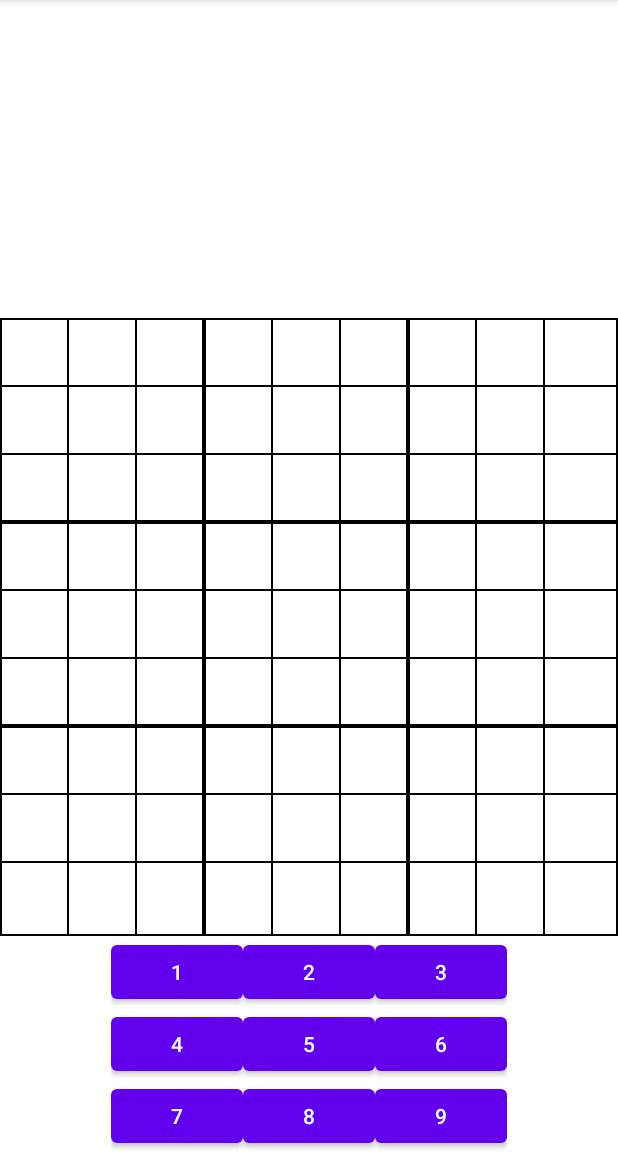
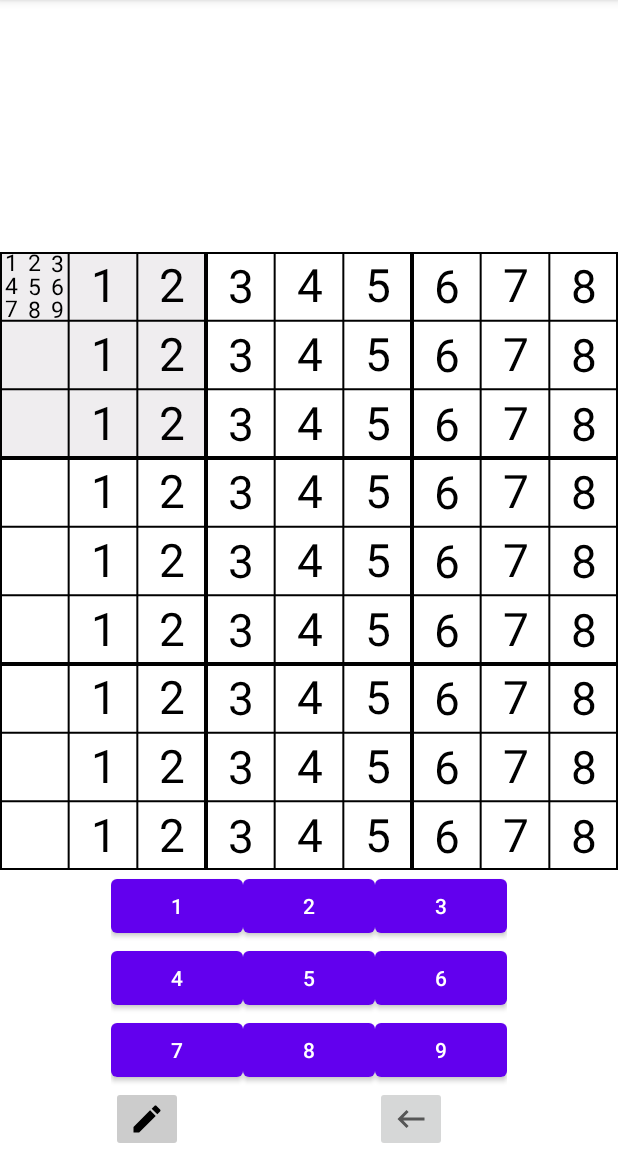
Before and after one commit to MRLNT/freesudoku, an Android app: the screen it shows after launch (MainActivity), on a phone screen of 412 x 824 dp, the part 84-1236 px from its top. Run offline under Robolectric (Android 15) with nearby library versions, the phone set to English and light mode, and no system bars.

Commit message:
add notes and delete

```diff
--- a/app/build.gradle
+++ b/app/build.gradle
@@ -13,7 +13,7 @@ android {
         targetSdk 31
         versionCode 1
         versionName "1.0"
-
+        vectorDrawables.useSupportLibrary = true
         testInstrumentationRunner "androidx.test.runner.AndroidJUnitRunner"
     }
 
--- /dev/null
+++ b/app/src/main/java/com/ssrngstd/freesudoku/game/Board.kt
@@ -0,0 +1,5 @@
+package com.ssrngstd.freesudoku.game
+
+class Board(val  size: Int, val cells: List<Cell>) {
+    fun getCell(row: Int, col: Int) = cells[row * size + col]
+}
--- /dev/null
+++ b/app/src/main/java/com/ssrngstd/freesudoku/game/Cell.kt
@@ -0,0 +1,9 @@
+package com.ssrngstd.freesudoku.game
+
+class Cell(
+    val row: Int,
+    val col: Int,
+    var value: Int,
+    var isStartingCell: Boolean = false,
+    var notes: MutableSet<Int> = mutableSetOf<Int>()
+)
--- a/app/src/main/java/com/ssrngstd/freesudoku/game/SudokuGame.kt
+++ b/app/src/main/java/com/ssrngstd/freesudoku/game/SudokuGame.kt
@@ -3,19 +3,80 @@ package com.ssrngstd.freesudoku.game
 import androidx.lifecycle.MutableLiveData
 
 class SudokuGame{
+
     var selectedCellLiveData = MutableLiveData<Pair<Int, Int>>()
+    var cellsLiveData = MutableLiveData<List<Cell>>()
+    val isTakingNotesLiveData = MutableLiveData<Boolean>()
+    val highlightedKeysLiveData = MutableLiveData<Set<Int>>()
 
     private var selectedRow = -1
     private var selectedCol = -1
+    private var isTakingNotes = false
+
+    private val board: Board
 
     init {
+        val cells = List(9 * 9) {i -> Cell(i / 9, i % 9, i % 9)}
+        cells[0].notes = mutableSetOf(1, 2, 3, 4, 5, 6, 7, 8, 9)
+        board = Board(9, cells)
+
         selectedCellLiveData.postValue(Pair(selectedRow, selectedCol))
+        cellsLiveData.postValue(board.cells)
+        isTakingNotesLiveData.postValue(isTakingNotes)
     }
 
-    fun updateSelectedCell(row: Int, col: Int){
-        selectedRow = row
-        selectedCol = col
-        selectedCellLiveData.postValue(Pair(row, col))
+    fun handleInput(number: Int) {
+        if (selectedRow == -1 || selectedCol == -1) return
+        val cell = board.getCell(selectedRow, selectedCol)
+        if (cell.isStartingCell) return
+
+        if (isTakingNotes) {
+            if (cell.notes.contains(number)) {
+                cell.notes.remove(number)
+            } else {
+                cell.notes.add(number)
+            }
+            highlightedKeysLiveData.postValue(cell.notes)
+        } else {
+            cell.value = number
+        }
+        cellsLiveData.postValue(board.cells)
     }
 
+
+    fun updateSelectedCell(row: Int, col: Int) {
+        val cell = board.getCell(row, col)
+        if (!cell.isStartingCell) {
+            selectedRow = row
+            selectedCol = col
+            selectedCellLiveData.postValue(Pair(row, col))
+
+            if (isTakingNotes) {
+                highlightedKeysLiveData.postValue(cell.notes)
+            }
+        }
+    }
+
+    fun changeNoteTakingState() {
+        isTakingNotes = !isTakingNotes
+        isTakingNotesLiveData.postValue(isTakingNotes)
+
+        val curNotes = if (isTakingNotes) {
+            board.getCell(selectedRow, selectedCol).notes
+        } else {
+            setOf<Int>()
+        }
+        highlightedKeysLiveData.postValue(curNotes)
+    }
+
+    fun delete() {
+        val cell = board.getCell(selectedRow, selectedCol)
+        if (isTakingNotes) {
+            cell.notes.clear()
+            highlightedKeysLiveData.postValue(setOf())
+        } else {
+            cell.value = 0
+        }
+        cellsLiveData.postValue(board.cells)
+    }
 }
--- a/app/src/main/java/com/ssrngstd/freesudoku/view/MainActivity.kt
+++ b/app/src/main/java/com/ssrngstd/freesudoku/view/MainActivity.kt
@@ -5,29 +5,58 @@ import android.os.Bundle
 import androidx.lifecycle.Observer
 import androidx.lifecycle.ViewModelProviders
 import com.ssrngstd.freesudoku.R
+import com.ssrngstd.freesudoku.game.Cell
 import com.ssrngstd.freesudoku.view.custom.SudokuBoardView
 import com.ssrngstd.freesudoku.viewmodel.PlaySudokuViewModel
 import kotlinx.android.synthetic.main.activity_main.*
+import android.graphics.Color
+import android.widget.Button
+import androidx.core.content.ContextCompat
+import kotlinx.android.synthetic.main.activity_main.*
+import android.graphics.PorterDuff
 
 class MainActivity : AppCompatActivity(), SudokuBoardView.OnTouchListener {
-
     private lateinit var viewModel: PlaySudokuViewModel
-
+    private lateinit var numberButtons: List<Button>
     override fun onCreate(savedInstanceState: Bundle?) {
         super.onCreate(savedInstanceState)
         setContentView(R.layout.activity_main)
-
         sudokuBoardView.registerListener(this)
-
         viewModel = ViewModelProviders.of(this).get(PlaySudokuViewModel::class.java)
         viewModel.sudokuGame.selectedCellLiveData.observe(this, Observer { updateSelectedCellUI(it) })
+        viewModel.sudokuGame.cellsLiveData.observe(this, Observer { updateCells(it) })
+        viewModel.sudokuGame.isTakingNotesLiveData.observe(this, Observer { updateNoteTakingUI(it) })
+        viewModel.sudokuGame.highlightedKeysLiveData.observe(this, Observer { updateHighlightedKeys(it) })
+        numberButtons = listOf(oneButton, twoButton, threeButton, fourButton, fiveButton, sixButton,
+            sevenButton, eightButton, nineButton)
+        numberButtons.forEachIndexed { index, button ->
+            button.setOnClickListener { viewModel.sudokuGame.handleInput(index + 1) }
+        }
+
+        notesButton.setOnClickListener { viewModel.sudokuGame.changeNoteTakingState() }
+        deleteButton.setOnClickListener { viewModel.sudokuGame.delete() }
     }
 
+    private fun updateCells(cells: List<Cell>?) = cells?.let {
+        sudokuBoardView.updateCells(cells)
+    }
     private fun updateSelectedCellUI(cell: Pair<Int, Int>?) = cell?.let {
         sudokuBoardView.updateSelectedCellUI(cell.first, cell.second)
     }
 
-    override fun onCellTouched(row: Int, col: Int){
+    private fun updateNoteTakingUI(isNoteTaking: Boolean?) = isNoteTaking?.let {
+        val color = if (it) ContextCompat.getColor(this, R.color.colorPrimary) else Color.LTGRAY
+        notesButton.background.setColorFilter(color, PorterDuff.Mode.MULTIPLY)
+    }
+
+    private fun updateHighlightedKeys(set: Set<Int>?) = set?.let {
+        numberButtons.forEachIndexed { index, button ->
+            val color = if (set.contains(index + 1)) ContextCompat.getColor(this, R.color.colorPrimary) else Color.LTGRAY
+            button.background.setColorFilter(color, PorterDuff.Mode.MULTIPLY)
+        }
+    }
+
+    override fun onCellTouched(row: Int, col: Int) {
         viewModel.sudokuGame.updateSelectedCell(row, col)
     }
 }
--- a/app/src/main/java/com/ssrngstd/freesudoku/view/custom/SudokuBoardView.kt
+++ b/app/src/main/java/com/ssrngstd/freesudoku/view/custom/SudokuBoardView.kt
@@ -1,95 +1,168 @@
 package com.ssrngstd.freesudoku.view.custom
 
 import android.content.Context
-import android.graphics.Canvas
-import android.graphics.Color
-import android.graphics.Paint
+import android.graphics.*
 import android.util.AttributeSet
 import android.view.MotionEvent
 import android.view.View
+import com.ssrngstd.freesudoku.game.Cell
+import kotlin.math.min
+import android.util.Log
 
 class SudokuBoardView(context: Context, attributeSet: AttributeSet) : View(context, attributeSet) {
-
     private var sqrtSize = 3
     private var size = 9
 
+    // these are set in onDraw
     private var cellSizePixels = 0F
+    private var noteSizePixels = 0F
 
     private var selectedRow = 0
     private var selectedCol = 0
-
     private var listener: SudokuBoardView.OnTouchListener? = null
-
+    private var cells: List<Cell>? = null
     private val thickLinePaint = Paint().apply {
         style = Paint.Style.STROKE
         color = Color.BLACK
         strokeWidth = 4F
     }
-
     private val thinLinePaint = Paint().apply {
         style = Paint.Style.STROKE
         color = Color.BLACK
         strokeWidth = 2F
     }
-
     private val selectedCellPaint = Paint().apply {
         style = Paint.Style.FILL_AND_STROKE
         color = Color.parseColor("#6ead3a")
     }
-
     private val conflictingCellPaint = Paint().apply {
         style = Paint.Style.FILL_AND_STROKE
         color = Color.parseColor("#efedef")
     }
+    private val textPaint = Paint().apply {
+        style = Paint.Style.FILL_AND_STROKE
+        color = Color.BLACK
+    }
 
+    private val startingCellTextPaint = Paint().apply {
+        style = Paint.Style.FILL_AND_STROKE
+        color = Color.BLACK
+        typeface = Typeface.DEFAULT_BOLD
+    }
+
+    private val noteTextPaint = Paint().apply {
+        style = Paint.Style.FILL_AND_STROKE
+        color = Color.BLACK
+    }
+
+    private val startingCellPaint = Paint().apply {
+        style = Paint.Style.FILL_AND_STROKE
+        color = Color.parseColor("#acacac")
+    }
     override fun onMeasure(widthMeasureSpec: Int, heightMeasureSpec: Int) {
         super.onMeasure(widthMeasureSpec, heightMeasureSpec)
-        val sizePixels = Math.min(widthMeasureSpec, heightMeasureSpec)
+        val sizePixels = min(widthMeasureSpec, heightMeasureSpec)
         setMeasuredDimension(sizePixels, sizePixels)
     }
 
     override fun onDraw(canvas: Canvas) {
-        cellSizePixels = (width / size).toFloat()
+        updateMeasurements(width)
         fillCells(canvas)
         drawLines(canvas)
+        drawText(canvas)
     }
 
-    private fun fillCells(canvas: Canvas){
-        if (selectedRow == -1 || selectedCol == -1) return
-        for (r in 0..size){
-            for (c in 0..size){
-                if (r == selectedRow && c == selectedCol){
+    private fun updateMeasurements(width: Int) {
+        cellSizePixels = width / size.toFloat()
+        noteSizePixels = cellSizePixels / sqrtSize.toFloat()
+        noteTextPaint.textSize = cellSizePixels / sqrtSize.toFloat()
+        textPaint.textSize = cellSizePixels / 1.5F
+        startingCellTextPaint.textSize = cellSizePixels / 1.5F
+    }
+
+    private fun fillCells(canvas: Canvas) {
+        cells?.forEach {
+            val r = it.row
+            val c = it.col
+            if (it.isStartingCell) {
+                fillCell(canvas, r, c, startingCellPaint)
+            } else if (r == selectedRow && c == selectedCol) {
                 fillCell(canvas, r, c, selectedCellPaint)
-                } else if (r == selectedRow || c == selectedCol){
+            } else if (r == selectedRow || c == selectedCol) {
                 fillCell(canvas, r, c, conflictingCellPaint)
-                } else if (r / sqrtSize == selectedRow / sqrtSize && c / sqrtSize == selectedCol / sqrtSize){
+            } else if (r / sqrtSize == selectedRow / sqrtSize && c / sqrtSize == selectedCol / sqrtSize) {
                 fillCell(canvas, r, c, conflictingCellPaint)
             }
         }
     }
-    }
-
-    private fun fillCell(canvas: Canvas, r: Int, c: Int, paint: Paint){
+    private fun fillCell(canvas: Canvas, r: Int, c: Int, paint: Paint) {
         canvas.drawRect(c * cellSizePixels, r * cellSizePixels, (c + 1) * cellSizePixels, (r + 1) * cellSizePixels, paint)
     }
-
     private fun drawLines(canvas: Canvas) {
         canvas.drawRect(0F, 0F, width.toFloat(), height.toFloat(), thickLinePaint)
-
-        for (i in 1 until size){
-            val paintToUse = when (i % sqrtSize){
+        for (i in 1 until size) {
+            val paintToUse = when (i % sqrtSize) {
                 0 -> thickLinePaint
                 else -> thinLinePaint
             }
-            canvas.drawLine(i * cellSizePixels, 0F, i * cellSizePixels, height.toFloat(), paintToUse)
             canvas.drawLine(
-                0F, i * cellSizePixels, width.toFloat(), i * cellSizePixels, paintToUse
+                i * cellSizePixels,
+                0F,
+                i * cellSizePixels,
+                height.toFloat(),
+                paintToUse
+            )
+            canvas.drawLine(
+                0F,
+                i * cellSizePixels,
+                width.toFloat(),
+                i * cellSizePixels,
+                paintToUse
             )
         }
     }
 
+    private fun drawText(canvas: Canvas) {
+        cells?.forEach { cell ->
+            val value = cell.value
+
+            if (value == 0) {
+                // draw notes
+                cell.notes.forEach { note ->
+                    val rowInCell = (note - 1) / sqrtSize
+                    val colInCell = (note - 1) % sqrtSize
+                    val valueString = note.toString()
+
+                    val textBounds = Rect()
+                    noteTextPaint.getTextBounds(valueString, 0, valueString.length, textBounds)
+                    val textWidth = noteTextPaint.measureText(valueString)
+                    val textHeight = textBounds.height()
+                    canvas.drawText(
+                        valueString,
+                        (cell.col * cellSizePixels) + (colInCell * noteSizePixels) + noteSizePixels / 2 - textWidth / 2f,
+                        (cell.row * cellSizePixels) + (rowInCell * noteSizePixels) + noteSizePixels / 2 + textHeight / 2f,
+                        noteTextPaint
+                    )
+                }
+            } else {
+                val row = cell.row
+                val col = cell.col
+                val valueString = cell.value.toString()
+
+                val paintToUse = if (cell.isStartingCell) startingCellTextPaint else textPaint
+                val textBounds = Rect()
+                paintToUse.getTextBounds(valueString, 0, valueString.length, textBounds)
+                val textWidth = paintToUse.measureText(valueString)
+                val textHeight = textBounds.height()
+
+                canvas.drawText(valueString, (col * cellSizePixels) + cellSizePixels / 2 - textWidth / 2,
+                    (row * cellSizePixels) + cellSizePixels / 2 + textHeight / 2, paintToUse)
+            }
+        }
+    }
+
     override fun onTouchEvent(event: MotionEvent): Boolean {
-        return when (event.action){
+        return when (event.action) {
             MotionEvent.ACTION_DOWN -> {
                 handleTouchEvent(event.x, event.y)
                 true
@@ -97,24 +170,24 @@ class SudokuBoardView(context: Context, attributeSet: AttributeSet) : View(conte
             else -> false
         }
     }
-
-    private fun handleTouchEvent(x: Float, y: Float){
+    private fun handleTouchEvent(x: Float, y: Float) {
         val possibleSelectedRow = (y / cellSizePixels).toInt()
         val possibleSelectedCol = (x / cellSizePixels).toInt()
         listener?.onCellTouched(possibleSelectedRow, possibleSelectedCol)
     }
-
-    fun updateSelectedCellUI(row: Int, col: Int){
+    fun updateSelectedCellUI(row: Int, col: Int) {
         selectedRow = row
         selectedCol = col
         invalidate()
     }
-
-    fun registerListener(listener: SudokuBoardView.OnTouchListener){
+    fun updateCells(cells: List<Cell>) {
+        this.cells = cells
+        invalidate()
+    }
+    fun registerListener(listener: SudokuBoardView.OnTouchListener) {
         this.listener = listener
     }
-
-    interface OnTouchListener{
+    interface OnTouchListener {
         fun onCellTouched(row: Int, col: Int)
     }
 }
--- /dev/null
+++ b/app/src/main/res/drawable/delete_black.xml
@@ -0,0 +1,10 @@
+<vector xmlns:android="http://schemas.android.com/apk/res/android"
+    android:width="24dp"
+    android:height="24dp"
+    android:viewportWidth="24.0"
+    android:viewportHeight="24.0"
+    android:tint="?attr/colorControlNormal">
+    <path
+        android:fillColor="@android:color/white"
+        android:pathData="M21,11H6.83l3.58,-3.59L9,6l-6,6 6,6 1.41,-1.41L6.83,13H21z"/>
+</vector>
--- /dev/null
+++ b/app/src/main/res/drawable/edit_pen_black.xml
@@ -0,0 +1,9 @@
+<vector xmlns:android="http://schemas.android.com/apk/res/android"
+    android:width="24dp"
+    android:height="24dp"
+    android:viewportWidth="24.0"
+    android:viewportHeight="24.0">
+    <path
+        android:fillColor="#FF000000"
+        android:pathData="M3,17.25V21h3.75L17.81,9.94l-3.75,-3.75L3,17.25zM20.71,7.04c0.39,-0.39 0.39,-1.02 0,-1.41l-2.34,-2.34c-0.39,-0.39 -1.02,-0.39 -1.41,0l-1.83,1.83 3.75,3.75 1.83,-1.83z"/>
+</vector>
--- a/app/src/main/res/layout/activity_main.xml
+++ b/app/src/main/res/layout/activity_main.xml
@@ -4,90 +4,111 @@
     xmlns:tools="http://schemas.android.com/tools"
     android:layout_width="match_parent"
     android:layout_height="match_parent"
-    tools:context=".view.MainActivity">
-
+    tools:context=".view.PlaySudokuActivity">
     <com.ssrngstd.freesudoku.view.custom.SudokuBoardView
         android:id="@+id/sudokuBoardView"
         android:layout_width="match_parent"
         android:layout_height="match_parent"
-        android:layout_above="@id/btnLayout"/>
+        android:layout_above="@id/buttonsLayout"
+        />
 
     <GridLayout
-        android:id="@+id/btnLayout"
+        android:id="@+id/buttonsLayout"
         android:layout_width="wrap_content"
         android:layout_height="wrap_content"
-        android:rowCount="3"
+        android:layout_alignParentBottom="true"
+        android:layout_centerHorizontal="true"
         android:columnCount="3"
-        android:layout_alignParentBottom="true"
-        android:layout_centerHorizontal="true">
+        android:rowCount="4">
+
 
         <Button
-            android:id="@+id/oneBtn"
+            android:id="@+id/oneButton"
             android:layout_width="wrap_content"
             android:layout_height="wrap_content"
-            android:text="1"
             android:layout_row="0"
-            android:layout_column="0"/>
+            android:layout_column="0"
+            android:text="1" />
 
         <Button
-            android:id="@+id/twoBtn"
+            android:id="@+id/twoButton"
             android:layout_width="wrap_content"
             android:layout_height="wrap_content"
-            android:text="2"
             android:layout_row="0"
-            android:layout_column="1"/>
+            android:layout_column="1"
+            android:text="2" />
+
         <Button
-            android:id="@+id/threeBtn"
+            android:id="@+id/threeButton"
             android:layout_width="wrap_content"
             android:layout_height="wrap_content"
-            android:text="3"
             android:layout_row="0"
-            android:layout_column="2"/>
+            android:layout_column="2"
+            android:text="3" />
+
         <Button
-            android:id="@+id/fourBtn"
+            android:id="@+id/fourButton"
             android:layout_width="wrap_content"
             android:layout_height="wrap_content"
-            android:text="4"
             android:layout_row="1"
-            android:layout_column="0"/>
+            android:layout_column="0"
+            android:text="4" />
+
         <Button
-            android:id="@+id/fiveBtn"
+            android:id="@+id/fiveButton"
             android:layout_width="wrap_content"
             android:layout_height="wrap_content"
-            android:text="5"
             android:layout_row="1"
-            android:layout_column="1"/>
+            android:layout_column="1"
+            android:text="5" />
+
         <Button
-            android:id="@+id/sixBtn"
+            android:id="@+id/sixButton"
             android:layout_width="wrap_content"
             android:layout_height="wrap_content"
-            android:text="6"
             android:layout_row="1"
-            android:layout_column="2"/>
+            android:layout_column="2"
+            android:text="6" />
+
         <Button
-            android:id="@+id/sevenBtn"
+            android:id="@+id/sevenButton"
             android:layout_width="wrap_content"
             android:layout_height="wrap_content"
-            android:text="7"
             android:layout_row="2"
-            android:layout_column="0"/>
+            android:layout_column="0"
+            android:text="7" />
+
         <Button
-            android:id="@+id/eightBtn"
+            android:id="@+id/eightButton"
             android:layout_width="wrap_content"
             android:layout_height="wrap_content"
-            android:text="8"
             android:layout_row="2"
-            android:layout_column="1"/>
+            android:layout_column="1"
+            android:text="8" />
+
         <Button
-            android:id="@+id/nineBtn"
+            android:id="@+id/nineButton"
             android:layout_width="wrap_content"
             android:layout_height="wrap_content"
-            android:text="9"
             android:layout_row="2"
-            android:layout_column="2"/>
+            android:layout_column="2"
+            android:text="9" />
 
+        <ImageButton
+            android:id="@+id/notesButton"
+            android:layout_width="wrap_content"
+            android:layout_height="wrap_content"
+            android:layout_row="3"
+            android:layout_column="0"
+            app:srcCompat="@drawable/edit_pen_black" />
 
+        <ImageButton
+            android:id="@+id/deleteButton"
+            android:layout_width="wrap_content"
+            android:layout_height="wrap_content"
+            android:layout_row="3"
+            android:layout_column="2"
+            app:srcCompat="@drawable/delete_black" />
+    </GridLayout>
 
-
-    </GridLayout>
 </RelativeLayout>
--- a/app/src/main/res/values/colors.xml
+++ b/app/src/main/res/values/colors.xml
@@ -7,4 +7,7 @@
     <color name="teal_700">#FF018786</color>
     <color name="black">#FF000000</color>
     <color name="white">#FFFFFFFF</color>
+    <color name="colorPrimary">#6ead3a</color>
+    <color name="colorPrimaryDark">#236416</color>
+    <color name="colorAccent">#793aad</color>
 </resources>
```
Lines whose indentation alone changed are shown as unchanged.
